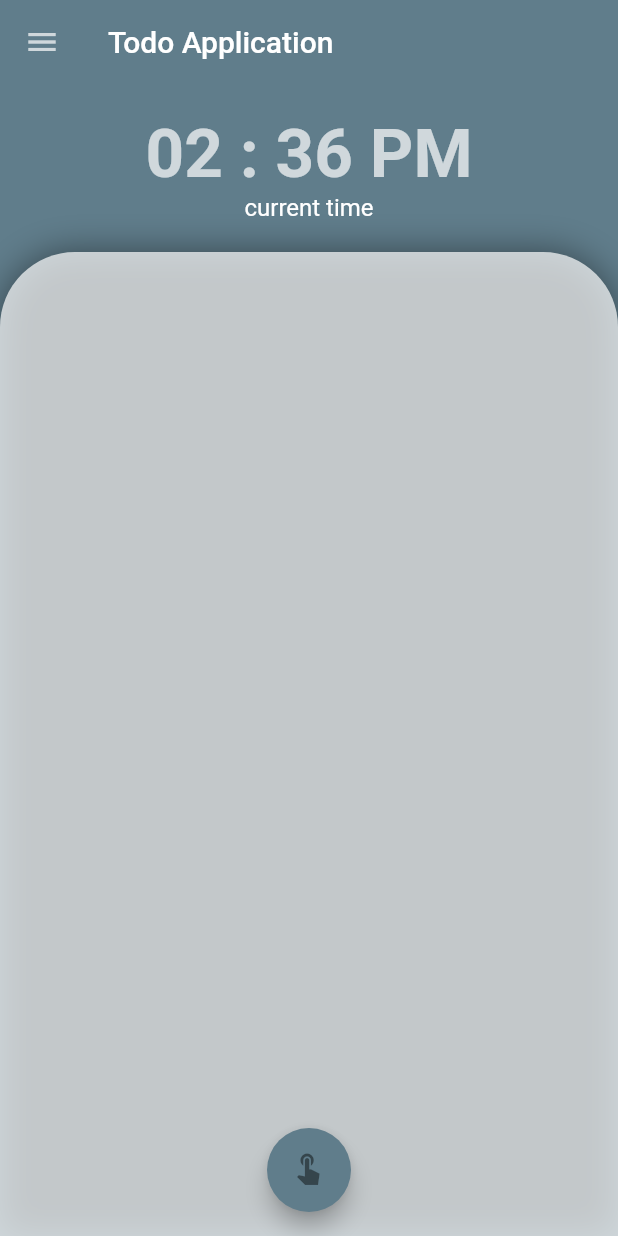
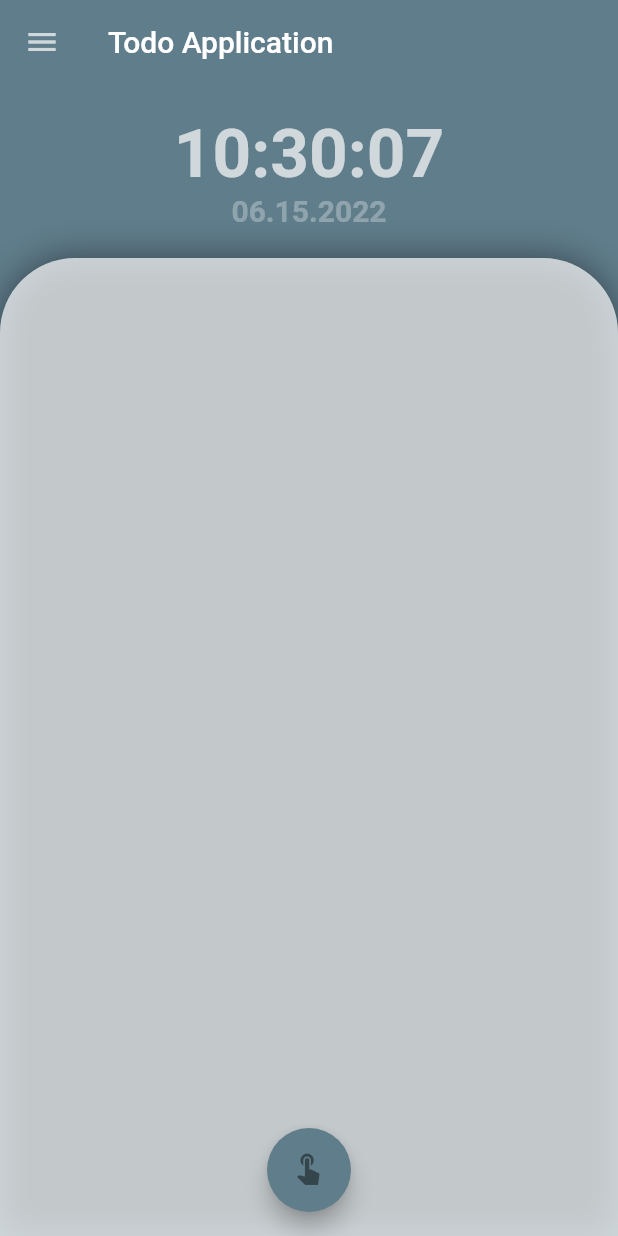
Before and after one commit to Dinislam-Y/todo_minimalism, a Flutter app: the screen it shows after launch, on a phone screen of 412 x 824 dp. Run offline on Flutter 3.47's test engine with Material 2 defaults, Android fonts, the phone set to English and light mode, and no system bars.

Commit message:
add time and import sorter

```diff
--- a/lib/main.dart
+++ b/lib/main.dart
@@ -1,7 +1,11 @@
-import 'package:exemple_provider/main_screen.dart';
+// Flutter imports:
 import 'package:flutter/material.dart';
+
+// Package imports:
 import 'package:provider/provider.dart';
 
+// Project imports:
+import 'package:exemple_provider/main_screen.dart';
 import 'provider/todo_model.dart';
 
 void main() => runApp(const MyApp());
--- a/lib/main_screen.dart
+++ b/lib/main_screen.dart
@@ -1,7 +1,12 @@
+// Flutter imports:
 import 'package:flutter/material.dart';
+
+// Package imports:
 import 'package:provider/provider.dart';
 
+// Project imports:
 import 'provider/todo_model.dart';
+import 'widget/showDataTime.dart';
 
 class MyHomePage extends StatelessWidget {
   const MyHomePage({Key? key}) : super(key: key);
@@ -52,21 +57,8 @@ class _ShowClock extends StatelessWidget {
       child: Column(
         children: const [
           SizedBox(height: 20),
-          Text(
-            "02 : 36 PM",
-            style: TextStyle(
-                color: Colors.white70,
-                fontSize: 45,
-                fontWeight: FontWeight.bold),
-          ),
-          Text(
-            "current time",
-            style: TextStyle(
-              color: Colors.white,
-              fontSize: 16,
-            ),
-          ),
-          SizedBox(height: 20)
+          Clock(),
+          SizedBox(height: 20),
         ],
       ),
     );
--- a/lib/provider/todo_model.dart
+++ b/lib/provider/todo_model.dart
@@ -1,5 +1,8 @@
+// Flutter imports:
+import 'package:flutter/material.dart';
+
+// Project imports:
 import 'package:exemple_provider/provider/task_model.dart';
-import 'package:flutter/material.dart';
 
 class TodoModel extends ChangeNotifier {
   List<TaskModel> taskList = [];
--- /dev/null
+++ b/lib/widget/showDataTime.dart
@@ -0,0 +1,38 @@
+// Flutter imports:
+import 'package:flutter/material.dart';
+
+// Package imports:
+import 'package:intl/intl.dart';
+
+class Clock extends StatelessWidget {
+  const Clock({Key? key}) : super(key: key);
+
+  @override
+  Widget build(BuildContext context) {
+    return StreamBuilder(
+      stream: Stream.periodic(const Duration(seconds: 1)),
+      builder: (context, snapshot) {
+        return Column(
+          children: [
+            Text(
+              DateFormat('hh:mm:ss').format(DateTime.now()),
+              style: const TextStyle(
+                color: Colors.white70,
+                fontSize: 45,
+                fontWeight: FontWeight.bold,
+              ),
+            ),
+            Text(
+              DateFormat('MM.dd.yyyy').format(DateTime.now()),
+              style: const TextStyle(
+                color: Colors.white30,
+                fontSize: 20,
+                fontWeight: FontWeight.bold,
+              ),
+            ),
+          ],
+        );
+      },
+    );
+  }
+}
--- a/pubspec.yaml
+++ b/pubspec.yaml
@@ -35,6 +35,8 @@ dependencies:
   # Use with the CupertinoIcons class for iOS style icons.
   cupertino_icons: ^1.0.2
   provider: ^6.0.3
+  intl: ^0.17.0
+  import_sorter: ^4.6.0
 
 dev_dependencies:
   flutter_test:
```
Also changed, not shown: pubspec.lock, 1 other file.
